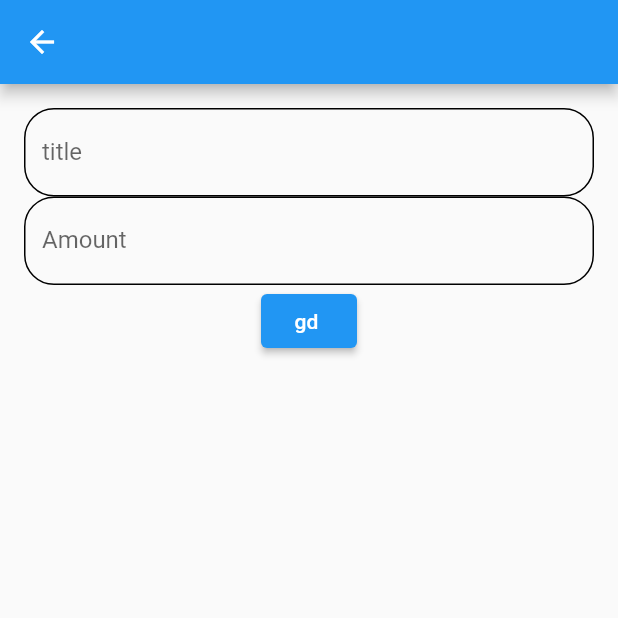
After one commit to S-Sojung/flutter-textfield-controller-practice, a Flutter app: the screen it shows after launch, after a tap on the "account box" icon, on a phone screen of 412 x 824 dp, the top half of it. The commit adds this screen. Run offline on Flutter 3.47's test engine with Material 2 defaults, Android fonts, the phone set to English and light mode, and no system bars.

Commit message:
TextField and Controller

```diff
--- /dev/null
+++ b/lib/another_page.dart
@@ -0,0 +1,53 @@
+
+
+import 'package:flutter/material.dart';
+
+class AnotherPage extends StatefulWidget {
+  const AnotherPage({Key? key}) : super(key: key);
+
+  @override
+  State<AnotherPage> createState() => _AnotherPageState();
+}
+
+class _AnotherPageState extends State<AnotherPage> {
+  var inputTitle;
+  final amountInputController = TextEditingController();
+  @override
+  Widget build(BuildContext context) {
+    return Scaffold(
+      appBar: AppBar(),
+      body: Padding(
+        padding: const EdgeInsets.all(16.0),
+        child: Column(
+          children: [
+            TextField(
+              decoration: InputDecoration(
+                labelText: "title",
+                focusedBorder:
+                OutlineInputBorder(borderRadius: BorderRadius.circular(20)),
+                enabledBorder:
+                OutlineInputBorder(borderRadius: BorderRadius.circular(20)),
+              ),
+              onChanged: (val) => inputTitle = val,
+            ),
+            TextField(
+              decoration: InputDecoration(
+                labelText: "Amount",
+                focusedBorder:
+                OutlineInputBorder(borderRadius: BorderRadius.circular(20)),
+                enabledBorder:
+                OutlineInputBorder(borderRadius: BorderRadius.circular(20)),
+              ),
+              controller: amountInputController,
+            ),
+            ElevatedButton(
+                onPressed: () {
+                  print("$inputTitle, ${amountInputController.text}");
+                },
+                child: Text("gd "))
+          ],
+        ),
+      ),
+    );
+  }
+}
--- a/lib/main.dart
+++ b/lib/main.dart
@@ -1,5 +1,6 @@
 import 'package:flutter/material.dart';
 import 'package:flutter/services.dart';
+import 'package:texteditcontroller_app/another_page.dart';
 
 void main() => runApp(MyApp());
 
@@ -32,6 +33,12 @@ class _MainPageState extends State<MainPage> {
     return Scaffold(
       appBar: AppBar(
         title: Text('Test Application'),
+        leading: IconButton(icon: Icon(Icons.account_box), onPressed: () {
+          Navigator.push(
+              context,
+              MaterialPageRoute(builder: (context) => AnotherPage())
+          );
+        }),
       ),
       body: Padding(
         padding: const EdgeInsets.all(16.0),
@@ -50,7 +57,7 @@ class _MainPageState extends State<MainPage> {
                     borderRadius: BorderRadius.circular(20)),
               ),
               onSubmitted: (value) {
-                a=value;
+                a = value;
               },
             ),
             TextField(
@@ -70,11 +77,10 @@ class _MainPageState extends State<MainPage> {
               ),
               onSubmitted: (value) {
                 print(value);
-                b=value;
+                b = value;
               },
             ),
             TextButton(onPressed: () {
-
               sum = int.parse(a) + int.parse(b);
               print(sum);
             }
```
